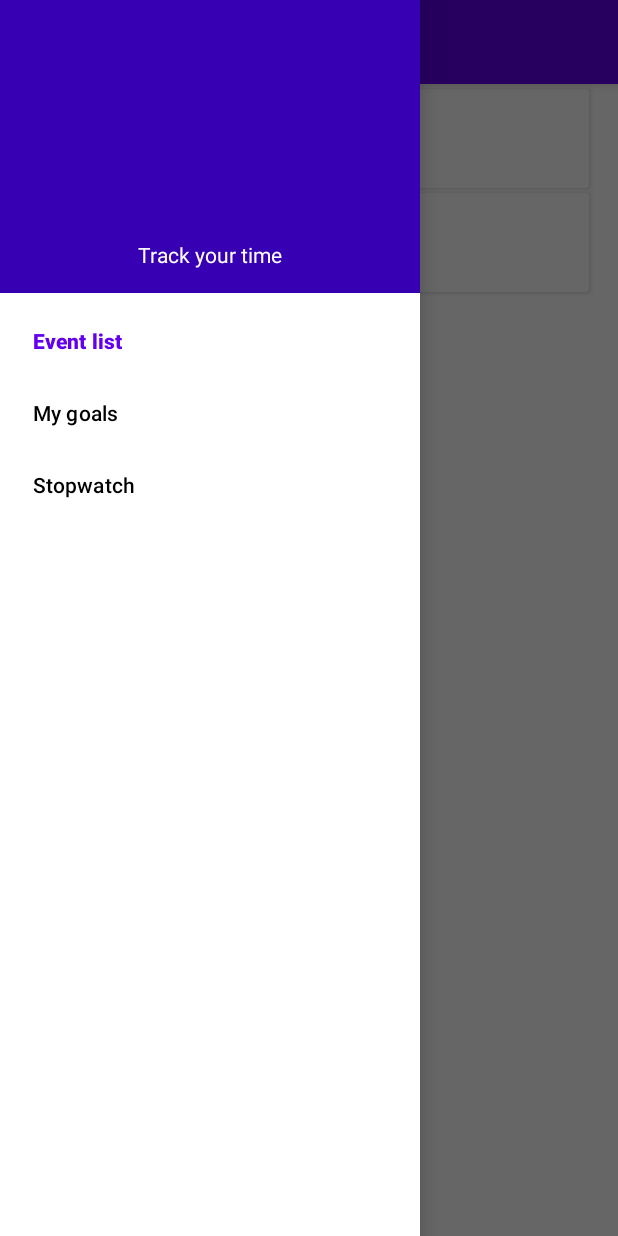
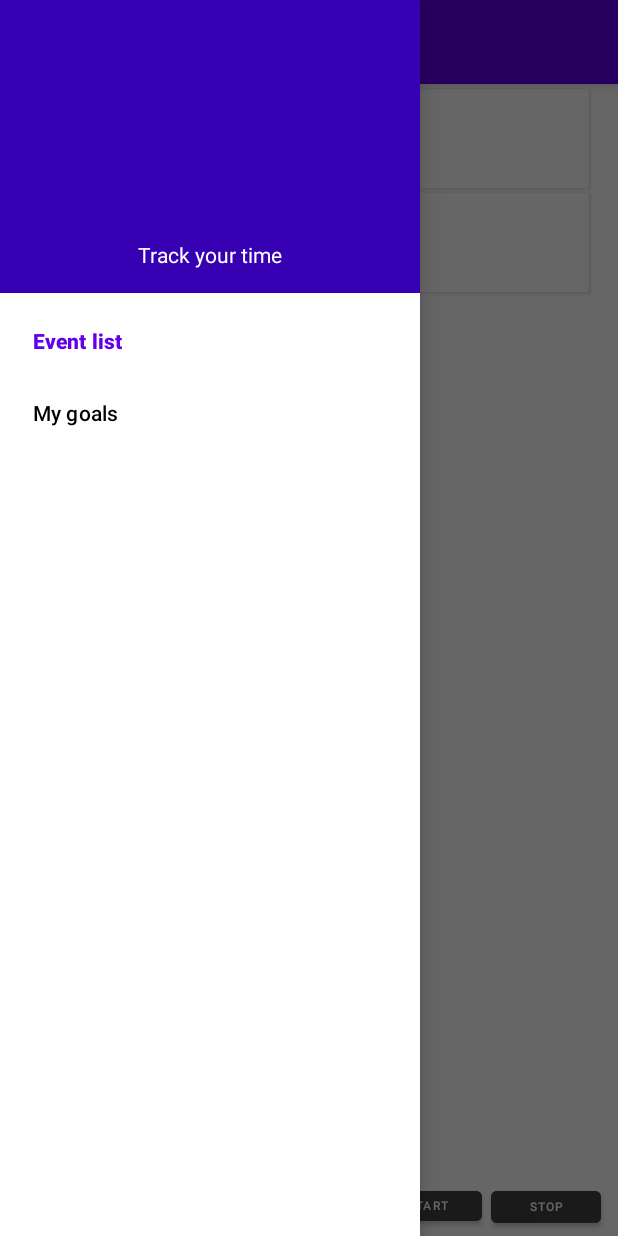
Before and after one commit to Barry36/Time-Tracker, an Android app: the screen it shows after launch (MainActivity), with the side drawer open, on a phone screen of 412 x 824 dp. Run offline under Robolectric (Android 15) with nearby library versions, the phone set to English and light mode, and no system bars; our stand-ins replace Room's generated code, data binding, navigation-ui.

Commit message:
Added stop button and created elapsed time variable.

```diff
--- a/TimeTracker/app/src/main/java/com/cs446/group18/timetracker/ui/MainActivity.java
+++ b/TimeTracker/app/src/main/java/com/cs446/group18/timetracker/ui/MainActivity.java
@@ -16,6 +16,7 @@ import com.cs446.group18.timetracker.databinding.ActivityEventBinding;
 public class MainActivity extends AppCompatActivity {
     private DrawerLayout drawerLayout;
     private NavController navController;
+    private StopwatchFragment stopwatchFragment;
 
     @Override
     protected void onCreate(Bundle savedInstanceState) {
@@ -25,6 +26,8 @@ public class MainActivity extends AppCompatActivity {
 
         setSupportActionBar(binding.toolbar);
         navController = Navigation.findNavController(this, R.id.event_nav_fragment);
+        stopwatchFragment = (StopwatchFragment) getSupportFragmentManager().findFragmentById(R.id.stopwatch_fragment);
+
         NavigationUI.setupActionBarWithNavController(this, navController, drawerLayout);
         NavigationUI.setupWithNavController(binding.navigationView, navController);
 
--- a/TimeTracker/app/src/main/res/layout/fragment_stopwatch.xml
+++ b/TimeTracker/app/src/main/res/layout/fragment_stopwatch.xml
@@ -7,16 +7,31 @@
         android:id="@+id/chronometer"
         android:layout_width="wrap_content"
         android:layout_height="wrap_content"
+        android:textSize="20sp"
         android:layout_centerHorizontal="true"
-        android:layout_centerVertical="true"
-        android:textSize="60sp"/>
+        android:layout_marginTop="10dp"/>
 
     <Button
         android:id="@+id/button_start_pause"
-        android:layout_width="116dp"
-        android:layout_height="85dp"
-        android:layout_centerHorizontal="true"
+        android:layout_width="71dp"
+        android:layout_height="32dp"
         android:layout_below="@id/chronometer"
+        android:layout_marginLeft="19dp"
+        android:layout_marginTop="-28dp"
+        android:layout_toRightOf="@id/chronometer"
+        android:backgroundTint="@color/cardview_dark_background"
         android:text="start"
-        />
+        android:textSize="8sp" />
+
+    <Button
+        android:id="@+id/button_stop"
+        android:layout_width="73dp"
+        android:layout_height="33dp"
+        android:layout_below="@id/chronometer"
+        android:layout_marginLeft="6dp"
+        android:layout_marginTop="-28dp"
+        android:layout_toRightOf="@id/button_start_pause"
+        android:backgroundTint="@color/cardview_dark_background"
+        android:text="stop"
+        android:textSize="8sp" />
 </RelativeLayout>
--- a/TimeTracker/app/src/main/res/menu/menu_navigation.xml
+++ b/TimeTracker/app/src/main/res/menu/menu_navigation.xml
@@ -6,7 +6,4 @@
     <item
         android:id="@+id/goal_list_fragment"
         android:title="My goals"/>
-    <item
-        android:id="@+id/stopwatch_fragment"
-        android:title="Stopwatch"/>
 </menu>
```
Also changed, not shown: TimeTracker/app/src/main/java/com/cs446/group18/timetracker/ui/StopwatchFragment.java (+27 -7 lines), TimeTracker/app/src/main/res/layout/activity_event.xml (+0 -10 lines), TimeTracker/app/src/main/res/layout/fragment_event_list.xml (+8 -0 lines).
